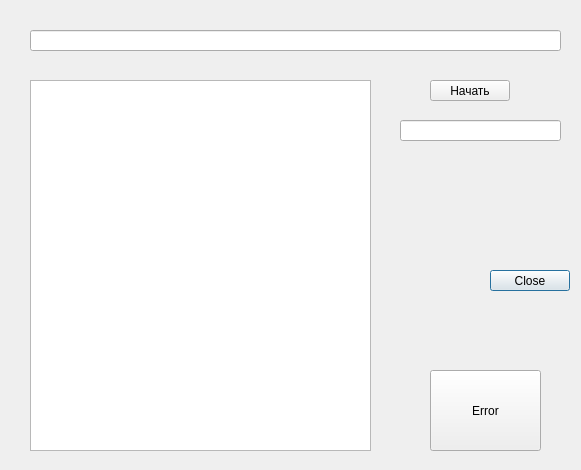
The window that mydialog.ui (Adidas05050/Team_Work) describes before a commit, drawn with Qt 5.
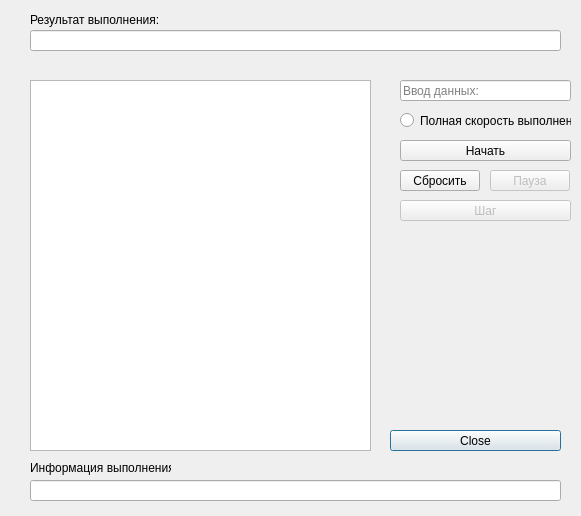
The same window after the commit. Custom widgets are drawn as their Qt base class.

What changed in the file:
```diff
--- a/mydialog.ui
+++ b/mydialog.ui
@@ -7,7 +7,7 @@
     <x>0</x>
     <y>0</y>
     <width>581</width>
-    <height>470</height>
+    <height>516</height>
    </rect>
   </property>
   <property name="windowTitle">
@@ -16,9 +16,9 @@
   <widget class="QPushButton" name="Close">
    <property name="geometry">
     <rect>
-     <x>490</x>
-     <y>270</y>
-     <width>80</width>
+     <x>390</x>
+     <y>430</y>
+     <width>171</width>
      <height>21</height>
     </rect>
    </property>
@@ -39,9 +39,9 @@
   <widget class="QPushButton" name="Start">
    <property name="geometry">
     <rect>
-     <x>430</x>
-     <y>80</y>
-     <width>80</width>
+     <x>400</x>
+     <y>140</y>
+     <width>171</width>
      <height>21</height>
     </rect>
    </property>
@@ -78,26 +78,131 @@
    <property name="geometry">
     <rect>
      <x>400</x>
-     <y>120</y>
-     <width>161</width>
+     <y>80</y>
+     <width>171</width>
      <height>21</height>
     </rect>
    </property>
-   <property name="text">
+   <property name="inputMask">
     <string/>
    </property>
+   <property name="text">
+    <string notr="true"/>
+   </property>
+   <property name="placeholderText">
+    <string>Ввод данных:</string>
+   </property>
   </widget>
-  <widget class="QPushButton" name="ErrorButton">
+  <widget class="QLineEdit" name="ErrorLine">
    <property name="geometry">
     <rect>
-     <x>430</x>
-     <y>370</y>
-     <width>111</width>
-     <height>81</height>
+     <x>30</x>
+     <y>480</y>
+     <width>531</width>
+     <height>21</height>
     </rect>
    </property>
+   <property name="readOnly">
+    <bool>true</bool>
+   </property>
+  </widget>
+  <widget class="QLabel" name="label">
+   <property name="geometry">
+    <rect>
+     <x>30</x>
+     <y>460</y>
+     <width>141</width>
+     <height>16</height>
+    </rect>
+   </property>
    <property name="text">
-    <string>Error</string>
+    <string>Информация выполнения:</string>
+   </property>
+  </widget>
+  <widget class="QRadioButton" name="FullSpeed">
+   <property name="geometry">
+    <rect>
+     <x>400</x>
+     <y>110</y>
+     <width>171</width>
+     <height>21</height>
+    </rect>
+   </property>
+   <property name="text">
+    <string>Полная скорость выполнения</string>
+   </property>
+   <property name="iconSize">
+    <size>
+     <width>16</width>
+     <height>16</height>
+    </size>
+   </property>
+   <property name="checked">
+    <bool>false</bool>
+   </property>
+  </widget>
+  <widget class="QLabel" name="label_2">
+   <property name="geometry">
+    <rect>
+     <x>30</x>
+     <y>10</y>
+     <width>201</width>
+     <height>20</height>
+    </rect>
+   </property>
+   <property name="text">
+    <string>Результат выполнения:</string>
+   </property>
+  </widget>
+  <widget class="QPushButton" name="Pause">
+   <property name="enabled">
+    <bool>false</bool>
+   </property>
+   <property name="geometry">
+    <rect>
+     <x>490</x>
+     <y>170</y>
+     <width>80</width>
+     <height>21</height>
+    </rect>
+   </property>
+   <property name="text">
+    <string>Пауза</string>
+   </property>
+   <property name="autoDefault">
+    <bool>true</bool>
+   </property>
+   <property name="flat">
+    <bool>false</bool>
+   </property>
+  </widget>
+  <widget class="QPushButton" name="Reset">
+   <property name="geometry">
+    <rect>
+     <x>400</x>
+     <y>170</y>
+     <width>80</width>
+     <height>21</height>
+    </rect>
+   </property>
+   <property name="text">
+    <string>Сбросить</string>
+   </property>
+  </widget>
+  <widget class="QPushButton" name="Step">
+   <property name="enabled">
+    <bool>false</bool>
+   </property>
+   <property name="geometry">
+    <rect>
+     <x>400</x>
+     <y>200</y>
+     <width>171</width>
+     <height>21</height>
+    </rect>
+   </property>
+   <property name="text">
+    <string>Шаг</string>
    </property>
   </widget>
  </widget>
```
